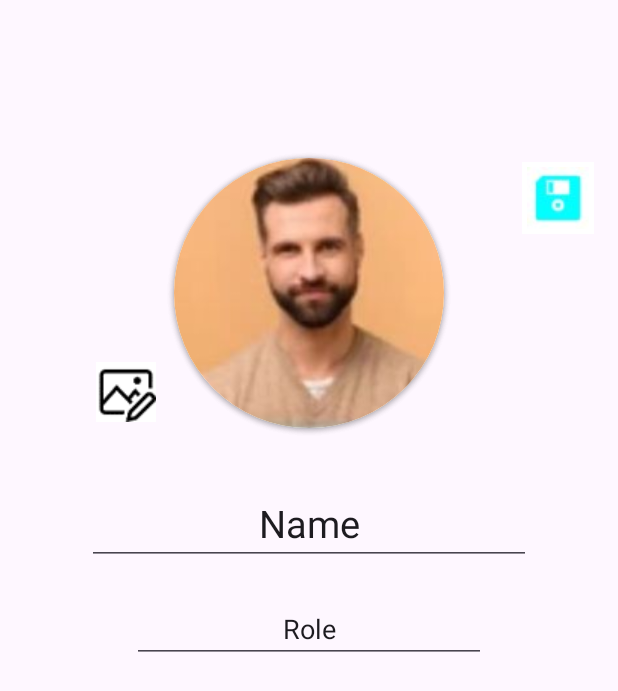
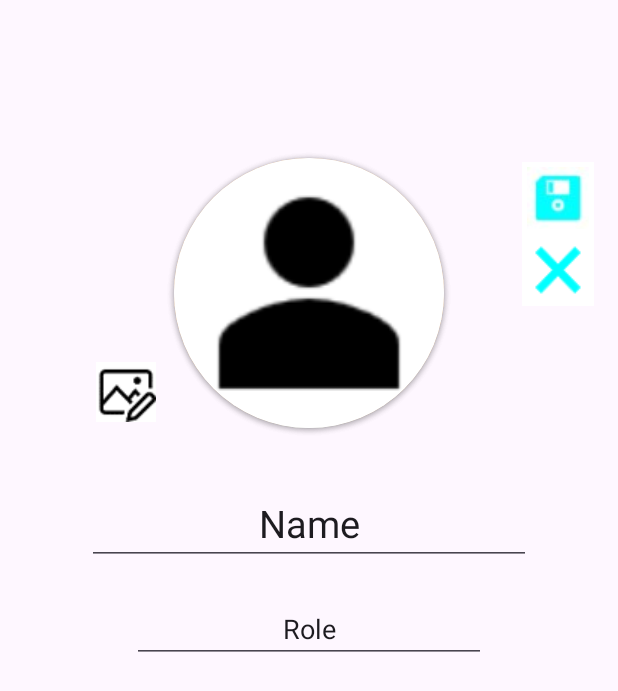
Before and after one commit to sapshmid/AICollabCanvas, an Android app: the screen it shows after launch (MainActivity), after a tap on an icon or button, on a phone screen of 412 x 824 dp. Shown: the top 691 px of the screen. Run offline under Robolectric (Android 15) with nearby library versions, the phone set to English and light mode, and no system bars.

Commit message:
Fixed up edit profile
Include save and cancel buttons and fix picture editing

```diff
--- a/app/src/main/java/com/example/aicollabcanvas/MainActivity.kt
+++ b/app/src/main/java/com/example/aicollabcanvas/MainActivity.kt
@@ -1,5 +1,6 @@
 package com.example.aicollabcanvas
 
+import android.net.Uri
 import android.os.Bundle
 import android.view.View
 import android.widget.Button
@@ -22,7 +23,7 @@ class MainActivity : AppCompatActivity() {
 
 
     fun displayProfileFragment() {
-        profileFragment = ProfileFragment.newInstance("Name","Role")
+        profileFragment = ProfileFragment.newInstance("Name","Role", Uri.parse("android.resource://com.example.aicollabcanvas/${R.drawable.empty_profile}"))
         profileFragment?.let { fragment ->
             val transaction = supportFragmentManager.beginTransaction()
             transaction.add(R.id.fcMainProfileContainer, fragment)
--- a/app/src/main/java/com/example/aicollabcanvas/ProfileFragment.kt
+++ b/app/src/main/java/com/example/aicollabcanvas/ProfileFragment.kt
@@ -28,25 +28,30 @@ class ProfileFragment : Fragment() {
     var editRole: EditText? = null
 
     var editProfileButton: ImageButton? = null
-    var editMode: Boolean = false
 
     var pic: Uri? = null
+    var editedPic: Uri? = null
+
     var profilePic: ImageView? = null
     var editPictureButton: ImageButton? = null
+    lateinit var galleryLauncher: ActivityResultLauncher<Intent>
 
-    lateinit var galleryLauncher: ActivityResultLauncher<Intent>
+    var saveProfileEditButton: ImageButton? = null
+    var cancelProfileEditButton: ImageButton? = null
 
     companion object {
 
         // Later on, these will be the values received from the registration
         const val NAME = "NAME"
         const val ROLE = "ROLE"
+        const val PIC = "PIC"
 
-        fun newInstance(name: String, role: String) =
+        fun newInstance(name: String, role: String, pic: Uri) =
             ProfileFragment().apply {
                 arguments = Bundle().apply {
                     putString(NAME, name)
                     putString(ROLE, role)
+                    putString(PIC, pic.toString())
                 }
             }
 
@@ -58,6 +63,8 @@ class ProfileFragment : Fragment() {
         arguments?.let {
             name = it.getString(NAME)
             role = it.getString(ROLE)
+            pic = Uri.parse(it.getString(PIC))
+            editedPic = pic
         }
 
         galleryLauncher = registerForActivityResult(ActivityResultContracts.StartActivityForResult()) { result ->
@@ -65,7 +72,8 @@ class ProfileFragment : Fragment() {
                 val selectedImageUri = result.data?.data
                 selectedImageUri?.let {
                     profilePic?.setImageURI(it)
-                    pic = it
+                    editedPic = it
+
                 }
             }
         }
@@ -95,29 +103,49 @@ class ProfileFragment : Fragment() {
         editProfileButton?.setOnClickListener(::onEditProfileButtonClicked)
 
         profilePic = view.findViewById(R.id.ivProfilePic)
+        profilePic?.setImageURI(pic)
 
         editPictureButton = view.findViewById(R.id.ibtnEditPictureButton)
         editPictureButton?.setOnClickListener(::onEditPictureButtonClicked)
 
+        saveProfileEditButton = view.findViewById(R.id.ibtnSaveButton)
+        saveProfileEditButton?.setOnClickListener(::onSaveEditButtonClicked)
+
+        cancelProfileEditButton = view.findViewById(R.id.ibtnCancelButton)
+        cancelProfileEditButton?.setOnClickListener(::onCancelEditButtonClicked)
 
         return view
     }
 
     fun onEditProfileButtonClicked(view: View) {
-        if(!editMode) {
+
         profileName?.visibility = View.GONE
         profileRole?.visibility = View.GONE
 
         editName?.visibility = View.VISIBLE
         editRole?.visibility = View.VISIBLE
-
-            editProfileButton?.setImageResource(R.drawable.save_edit)
         editPictureButton?.visibility = View.VISIBLE
 
-            editMode = true
-        } else {
+        saveProfileEditButton?.visibility = View.VISIBLE
+        cancelProfileEditButton?.visibility = View.VISIBLE
+
+        //editProfileButton?.setImageResource(R.drawable.save_edit)
+
+    }
+
+    fun onEditPictureButtonClicked(view: View) {
+
+        val galleryIntent = Intent(Intent.ACTION_PICK)
+        galleryIntent.type = "image/*"
+        galleryLauncher.launch(galleryIntent)
+
+    }
+
+    fun onSaveEditButtonClicked(view: View) {
+
         name = editName?.text.toString()
         profileName?.text = name
+        pic = editedPic
 
         role = editRole?.text.toString()
         profileRole?.text = role
@@ -127,25 +155,32 @@ class ProfileFragment : Fragment() {
 
         editName?.visibility = View.GONE
         editRole?.visibility = View.GONE
-
-            editProfileButton?.setImageResource(R.drawable.edit_pencil_small)
         editPictureButton?.visibility = View.GONE
 
-            editMode = false
-        }
+        saveProfileEditButton?.visibility = View.GONE
+        cancelProfileEditButton?.visibility = View.GONE
 
+        //editProfileButton?.setImageResource(R.drawable.edit_pencil_small)
 
     }
 
-    fun onEditPictureButtonClicked(view: View) {
+    fun onCancelEditButtonClicked(view: View) {
 
-        val galleryIntent = Intent(Intent.ACTION_PICK)
-        galleryIntent.type = "image/*"
-        galleryLauncher.launch(galleryIntent)
+        editName?.setText(name)
+        editRole?.setText(role)
 
+        editedPic = pic
+        profilePic?.setImageURI(pic)
+
+        profileName?.visibility = View.VISIBLE
+        profileRole?.visibility = View.VISIBLE
+
+        editName?.visibility = View.GONE
+        editRole?.visibility = View.GONE
+        editPictureButton?.visibility = View.GONE
+
+        saveProfileEditButton?.visibility = View.GONE
+        cancelProfileEditButton?.visibility = View.GONE
+    }
 
 }
-
-
-
-}
--- a/app/src/main/res/layout/fragment_profile.xml
+++ b/app/src/main/res/layout/fragment_profile.xml
@@ -97,16 +97,31 @@
             tools:visibility="visible" />
     </FrameLayout>
 
-    <ImageButton
-        android:id="@+id/ibtnEditProfileButton"
+    <FrameLayout
+        android:id="@+id/frameLayout"
         android:layout_width="48dp"
         android:layout_height="48dp"
         android:layout_marginTop="8dp"
         android:layout_marginEnd="8dp"
-        android:background="#FFFFFF"
-        android:src="@drawable/edit_pencil_small"
         app:layout_constraintEnd_toEndOf="parent"
-        app:layout_constraintTop_toTopOf="parent" />
+        app:layout_constraintTop_toTopOf="parent">
+
+        <ImageButton
+            android:id="@+id/ibtnEditProfileButton"
+            android:layout_width="match_parent"
+            android:layout_height="match_parent"
+            android:background="#FFFFFF"
+            android:src="@drawable/edit_pencil_small" />
+
+        <ImageButton
+            android:id="@+id/ibtnSaveButton"
+            android:layout_width="match_parent"
+            android:layout_height="match_parent"
+            android:background="#FFFFFF"
+            android:src="@drawable/save_edit"
+            android:visibility="gone" />
+    </FrameLayout>
+
 
     <ImageButton
         android:id="@+id/ibtnEditPictureButton"
@@ -118,5 +133,16 @@
         app:layout_constraintBottom_toBottomOf="@+id/cvProfilePicCard"
         app:layout_constraintEnd_toStartOf="@+id/cvProfilePicCard" />
 
+    <ImageButton
+        android:id="@+id/ibtnCancelButton"
+        android:layout_width="48dp"
+        android:layout_height="48dp"
+        android:layout_marginEnd="8dp"
+        android:background="#FFFFFF"
+        android:src="@drawable/cancel"
+        android:visibility="gone"
+        app:layout_constraintEnd_toEndOf="parent"
+        app:layout_constraintTop_toBottomOf="@+id/frameLayout" />
+
 
 </androidx.constraintlayout.widget.ConstraintLayout>
```
Also changed, not shown: app/src/main/res/drawable/cancel.png (added), app/src/main/res/drawable/empty_profile.png (added). Lines whose indentation alone changed are shown as unchanged.
